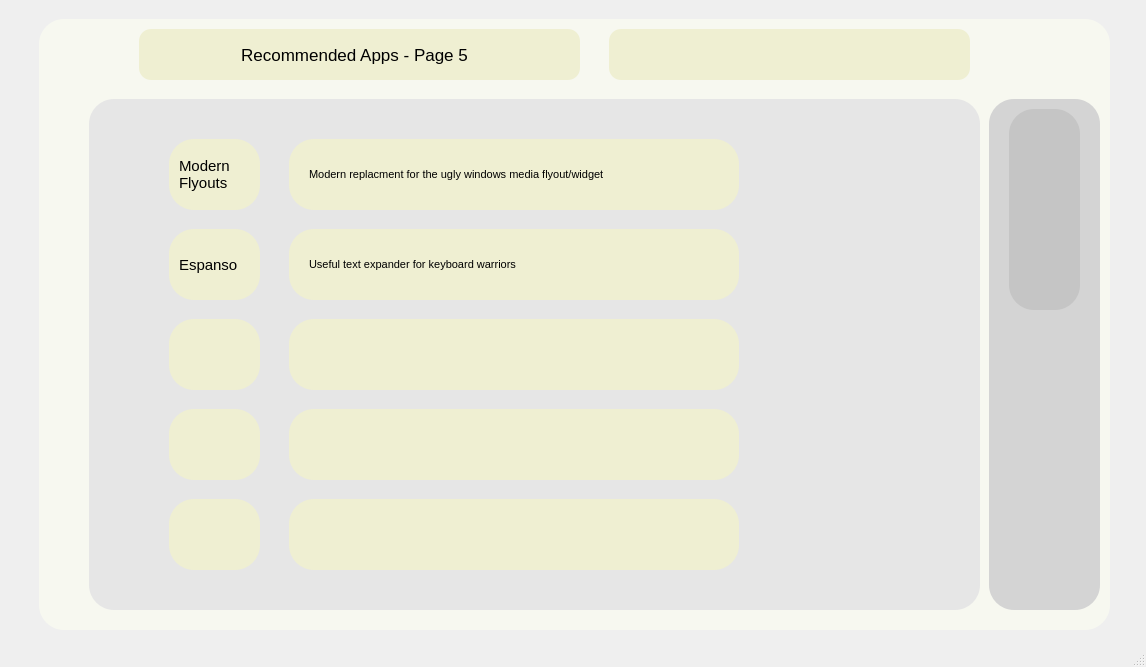
Above: scoopgui.ui from Fluorite-Apps/Fluorite-Store before the change. Below: the same form after it.
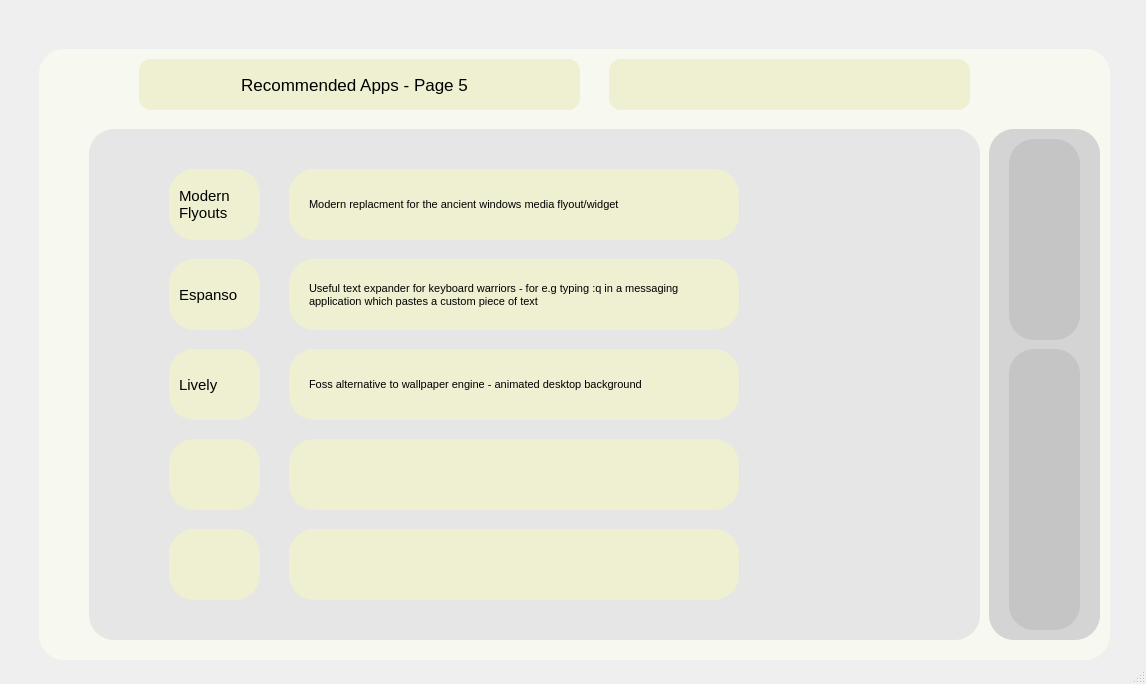
That is the form after the change. The open tabs and pages were chosen to show the change. Icons and pictures are not drawn.

What changed in the file:
```diff
--- a/scoopgui.ui
+++ b/scoopgui.ui
@@ -7,7 +7,7 @@
     <x>0</x>
     <y>0</y>
     <width>1146</width>
-    <height>667</height>
+    <height>684</height>
    </rect>
   </property>
   <property name="windowTitle">
@@ -1042,7 +1042,6 @@
        <font>
         <family>Segoe UI</family>
         <pointsize>11</pointsize>
-        <weight>50</weight>
         <italic>false</italic>
         <bold>false</bold>
        </font>
@@ -1127,7 +1126,7 @@
        </font>
       </property>
       <property name="styleSheet">
-       <string notr="true">background-color: rgb(247, 248, 240);</string>
+       <string notr="true"/>
       </property>
       <property name="text">
        <string>Add Bucket</string>
@@ -1280,7 +1279,7 @@
        </font>
       </property>
       <property name="styleSheet">
-       <string notr="true">background-color: rgb(247, 248, 240);</string>
+       <string notr="true"/>
       </property>
       <property name="text">
        <string>Remove Bucket</string>
@@ -1358,7 +1357,6 @@
        <font>
         <family>Arial Black</family>
         <pointsize>22</pointsize>
-        <weight>75</weight>
         <bold>true</bold>
        </font>
       </property>
@@ -1647,7 +1645,7 @@
        </font>
       </property>
       <property name="styleSheet">
-       <string notr="true">background-color: rgb(221, 232, 230);</string>
+       <string notr="true"/>
       </property>
       <property name="text">
        <string>Update all</string>
@@ -1660,7 +1658,7 @@
       <property name="geometry">
        <rect>
         <x>620</x>
-        <y>270</y>
+        <y>370</y>
         <width>131</width>
         <height>41</height>
        </rect>
@@ -1671,7 +1669,7 @@
        </font>
       </property>
       <property name="styleSheet">
-       <string notr="true">background-color: rgb(221, 232, 230);</string>
+       <string notr="true"/>
       </property>
       <property name="text">
        <string>remove app</string>
@@ -1684,7 +1682,7 @@
       <property name="geometry">
        <rect>
         <x>620</x>
-        <y>370</y>
+        <y>270</y>
         <width>131</width>
         <height>41</height>
        </rect>
@@ -1695,14 +1693,17 @@
        </font>
       </property>
       <property name="styleSheet">
-       <string notr="true">background-color: rgb(221, 232, 230);</string>
+       <string notr="true"/>
       </property>
       <property name="text">
-       <string>Other Button</string>
+       <string>Cleanup old app versions</string>
       </property>
       <property name="alignment">
        <set>Qt::AlignCenter</set>
       </property>
+      <property name="wordWrap">
+       <bool>true</bool>
+      </property>
      </widget>
      <widget class="QFrame" name="update_all_apps_frame">
       <property name="geometry">
@@ -1750,7 +1751,7 @@
       <property name="geometry">
        <rect>
         <x>790</x>
-        <y>260</y>
+        <y>360</y>
         <width>251</width>
         <height>61</height>
        </rect>
@@ -1792,7 +1793,7 @@
       <property name="geometry">
        <rect>
         <x>790</x>
-        <y>360</y>
+        <y>260</y>
         <width>251</width>
         <height>61</height>
        </rect>
@@ -1812,7 +1813,7 @@
       <property name="lineWidth">
        <number>0</number>
       </property>
-      <layout class="QHBoxLayout" name="placeholder_layout">
+      <layout class="QHBoxLayout" name="cleanup_old_app_versions_layout">
        <property name="spacing">
         <number>0</number>
        </property>
@@ -4086,9 +4087,9 @@
      <zorder>label_172</zorder>
      <zorder>title_8</zorder>
      <zorder>label_331</zorder>
-     <zorder>back_button_frame_5</zorder>
      <zorder>label_332</zorder>
      <zorder>recc_next_page_frame_3</zorder>
+     <zorder>back_button_frame_5</zorder>
     </widget>
     <widget class="QWidget" name="recommended_apps_page_3">
      <widget class="QLabel" name="label_114">
@@ -5241,9 +5242,9 @@
      <zorder>label_175</zorder>
      <zorder>status_indicator_frame_3</zorder>
      <zorder>label_335</zorder>
-     <zorder>back_button_frame_6</zorder>
      <zorder>label_336</zorder>
      <zorder>recc_next_page_frame_4</zorder>
+     <zorder>back_button_frame_6</zorder>
     </widget>
     <widget class="QWidget" name="recommended_apps_page_4">
      <widget class="QLabel" name="label_142">
@@ -6399,7 +6400,7 @@
       <property name="geometry">
        <rect>
         <x>770</x>
-        <y>410</y>
+        <y>440</y>
         <width>131</width>
         <height>71</height>
        </rect>
@@ -6456,7 +6457,7 @@
       <property name="geometry">
        <rect>
         <x>300</x>
-        <y>250</y>
+        <y>280</y>
         <width>411</width>
         <height>31</height>
        </rect>
@@ -6470,7 +6471,7 @@
        <string notr="true"/>
       </property>
       <property name="text">
-       <string>Useful text expander for keyboard warriors</string>
+       <string>Useful text expander for keyboard warriors - for e.g typing :q in a messaging application which pastes a custom piece of text</string>
       </property>
       <property name="wordWrap">
        <bool>true</bool>
@@ -6480,7 +6481,7 @@
       <property name="geometry">
        <rect>
         <x>300</x>
-        <y>340</y>
+        <y>370</y>
         <width>411</width>
         <height>31</height>
        </rect>
@@ -6494,7 +6495,7 @@
        <string notr="true"/>
       </property>
       <property name="text">
-       <string/>
+       <string>Foss alternative to wallpaper engine - animated desktop background</string>
       </property>
       <property name="wordWrap">
        <bool>true</bool>
@@ -6504,7 +6505,7 @@
       <property name="geometry">
        <rect>
         <x>80</x>
-        <y>100</y>
+        <y>130</y>
         <width>891</width>
         <height>511</height>
        </rect>
@@ -6525,7 +6526,7 @@
       <property name="geometry">
        <rect>
         <x>610</x>
-        <y>40</y>
+        <y>70</y>
         <width>51</width>
         <height>31</height>
        </rect>
@@ -6546,7 +6547,7 @@
       <property name="geometry">
        <rect>
         <x>170</x>
-        <y>340</y>
+        <y>370</y>
         <width>71</width>
         <height>31</height>
        </rect>
@@ -6560,14 +6561,14 @@
        <string notr="true"/>
       </property>
       <property name="text">
-       <string/>
+       <string>Lively</string>
       </property>
      </widget>
      <widget class="QFrame" name="recc_app_install_frame_22">
       <property name="geometry">
        <rect>
         <x>770</x>
-        <y>500</y>
+        <y>530</y>
         <width>131</width>
         <height>71</height>
        </rect>
@@ -6624,7 +6625,7 @@
       <property name="geometry">
        <rect>
         <x>160</x>
-        <y>320</y>
+        <y>350</y>
         <width>91</width>
         <height>71</height>
        </rect>
@@ -6646,7 +6647,7 @@
       <property name="geometry">
        <rect>
         <x>280</x>
-        <y>140</y>
+        <y>170</y>
         <width>450</width>
         <height>71</height>
        </rect>
@@ -6670,7 +6671,7 @@
       <property name="geometry">
        <rect>
         <x>980</x>
-        <y>100</y>
+        <y>130</y>
         <width>111</width>
         <height>511</height>
        </rect>
@@ -6693,7 +6694,7 @@
       <property name="geometry">
        <rect>
         <x>1000</x>
-        <y>110</y>
+        <y>140</y>
         <width>71</width>
         <height>201</height>
        </rect>
@@ -6715,7 +6716,7 @@
       <property name="geometry">
        <rect>
         <x>290</x>
-        <y>520</y>
+        <y>550</y>
         <width>411</width>
         <height>31</height>
        </rect>
@@ -6739,7 +6740,7 @@
       <property name="geometry">
        <rect>
         <x>170</x>
-        <y>150</y>
+        <y>180</y>
         <width>71</width>
         <height>51</height>
        </rect>
@@ -6763,7 +6764,7 @@
       <property name="geometry">
        <rect>
         <x>30</x>
-        <y>20</y>
+        <y>50</y>
         <width>1071</width>
         <height>611</height>
        </rect>
@@ -6786,7 +6787,7 @@
       <property name="geometry">
        <rect>
         <x>660</x>
-        <y>30</y>
+        <y>60</y>
         <width>281</width>
         <height>51</height>
        </rect>
@@ -6828,7 +6829,7 @@
       <property name="geometry">
        <rect>
         <x>770</x>
-        <y>140</y>
+        <y>170</y>
         <width>131</width>
         <height>71</height>
        </rect>
@@ -6885,7 +6886,7 @@
       <property name="geometry">
        <rect>
         <x>770</x>
-        <y>320</y>
+        <y>350</y>
         <width>131</width>
         <height>71</height>
        </rect>
@@ -6942,7 +6943,7 @@
       <property name="geometry">
        <rect>
         <x>180</x>
-        <y>35</y>
+        <y>65</y>
         <width>331</width>
         <height>41</height>
        </rect>
@@ -6966,7 +6967,7 @@
       <property name="geometry">
        <rect>
         <x>160</x>
-        <y>500</y>
+        <y>530</y>
         <width>91</width>
         <height>71</height>
        </rect>
@@ -6988,7 +6989,7 @@
       <property name="geometry">
        <rect>
         <x>170</x>
-        <y>510</y>
+        <y>540</y>
         <width>71</width>
         <height>51</height>
        </rect>
@@ -7012,7 +7013,7 @@
       <property name="geometry">
        <rect>
         <x>280</x>
-        <y>410</y>
+        <y>440</y>
         <width>450</width>
         <height>71</height>
        </rect>
@@ -7036,7 +7037,7 @@
       <property name="geometry">
        <rect>
         <x>1010</x>
-        <y>120</y>
+        <y>150</y>
         <width>51</width>
         <height>181</height>
        </rect>
@@ -7096,7 +7097,7 @@
       <property name="geometry">
        <rect>
         <x>170</x>
-        <y>240</y>
+        <y>270</y>
         <width>71</width>
         <height>51</height>
        </rect>
@@ -7120,7 +7121,7 @@
       <property name="geometry">
        <rect>
         <x>280</x>
-        <y>500</y>
+        <y>530</y>
         <width>450</width>
         <height>71</height>
        </rect>
@@ -7144,7 +7145,7 @@
       <property name="geometry">
        <rect>
         <x>280</x>
-        <y>320</y>
+        <y>350</y>
         <width>450</width>
         <height>71</height>
        </rect>
@@ -7168,7 +7169,7 @@
       <property name="geometry">
        <rect>
         <x>130</x>
-        <y>30</y>
+        <y>60</y>
         <width>441</width>
         <height>51</height>
        </rect>
@@ -7192,7 +7193,7 @@
       <property name="geometry">
        <rect>
         <x>280</x>
-        <y>230</y>
+        <y>260</y>
         <width>450</width>
         <height>71</height>
        </rect>
@@ -7216,7 +7217,7 @@
       <property name="geometry">
        <rect>
         <x>300</x>
-        <y>160</y>
+        <y>190</y>
         <width>411</width>
         <height>31</height>
        </rect>
@@ -7230,7 +7231,7 @@
        <string notr="true"/>
       </property>
       <property name="text">
-       <string>Modern replacment for the ugly windows media flyout/widget</string>
+       <string>Modern replacment for the ancient windows media flyout/widget</string>
       </property>
       <property name="wordWrap">
        <bool>true</bool>
@@ -7240,7 +7241,7 @@
       <property name="geometry">
        <rect>
         <x>770</x>
-        <y>230</y>
+        <y>260</y>
         <width>131</width>
         <height>71</height>
        </rect>
@@ -7297,7 +7298,7 @@
       <property name="geometry">
        <rect>
         <x>160</x>
-        <y>230</y>
+        <y>260</y>
         <width>91</width>
         <height>71</height>
        </rect>
@@ -7319,7 +7320,7 @@
       <property name="geometry">
        <rect>
         <x>160</x>
-        <y>410</y>
+        <y>440</y>
         <width>91</width>
         <height>71</height>
        </rect>
@@ -7341,7 +7342,7 @@
       <property name="geometry">
        <rect>
         <x>600</x>
-        <y>30</y>
+        <y>60</y>
         <width>361</width>
         <height>51</height>
        </rect>
@@ -7365,7 +7366,7 @@
       <property name="geometry">
        <rect>
         <x>160</x>
-        <y>140</y>
+        <y>170</y>
         <width>91</width>
         <height>71</height>
        </rect>
@@ -7387,7 +7388,7 @@
       <property name="geometry">
        <rect>
         <x>170</x>
-        <y>420</y>
+        <y>450</y>
         <width>71</width>
         <height>51</height>
        </rect>
@@ -7411,7 +7412,7 @@
       <property name="geometry">
        <rect>
         <x>290</x>
-        <y>430</y>
+        <y>460</y>
         <width>411</width>
         <height>31</height>
        </rect>
@@ -7431,6 +7432,87 @@
        <bool>true</bool>
       </property>
      </widget>
+     <widget class="QFrame" name="recc_next_page_frame_6">
+      <property name="geometry">
+       <rect>
+        <x>1010</x>
+        <y>360</y>
+        <width>51</width>
+        <height>261</height>
+       </rect>
+      </property>
+      <property name="cursor">
+       <cursorShape>PointingHandCursor</cursorShape>
+      </property>
+      <property name="styleSheet">
+       <string notr="true">QPushButton{
+	
+	font: 16pt &quot;Montserrat&quot;;
+	background-color: rgb(197, 238, 203);
+	padding: 12px;
+	border-radius: 15px;
+}
+QPushButton:pressed:hover{
+	background-color: rgb(238, 255, 231);
+	padding: 12px;
+	border-radius: 25px;
+}
+
+QPushButton:hover {
+	background-color: rgb(166, 197, 163);
+	padding: 12px;
+	border-radius: 25px;
+}</string>
+      </property>
+      <property name="frameShape">
+       <enum>QFrame::NoFrame</enum>
+      </property>
+      <property name="frameShadow">
+       <enum>QFrame::Raised</enum>
+      </property>
+      <property name="lineWidth">
+       <number>0</number>
+      </property>
+      <layout class="QHBoxLayout" name="recc_next_page_layout_5">
+       <property name="spacing">
+        <number>0</number>
+       </property>
+       <property name="leftMargin">
+        <number>0</number>
+       </property>
+       <property name="topMargin">
+        <number>0</number>
+       </property>
+       <property name="rightMargin">
+        <number>0</number>
+       </property>
+       <property name="bottomMargin">
+        <number>0</number>
+       </property>
+      </layout>
+     </widget>
+     <widget class="QLabel" name="label_340">
+      <property name="geometry">
+       <rect>
+        <x>1000</x>
+        <y>350</y>
+        <width>71</width>
+        <height>281</height>
+       </rect>
+      </property>
+      <property name="styleSheet">
+       <string notr="true">QLabel {
+        	
+	background-color: rgb(197, 197, 197);
+			padding: 12px;
+			border-radius: 25px;
+			border-bottom: 30px shadow;
+        }</string>
+      </property>
+      <property name="text">
+       <string/>
+      </property>
+     </widget>
      <zorder>label_157</zorder>
      <zorder>label_123</zorder>
      <zorder>recc_app_install_frame_21</zorder>
@@ -7466,6 +7548,8 @@
      <zorder>label_89</zorder>
      <zorder>label_187</zorder>
      <zorder>back_button_frame_3</zorder>
+     <zorder>label_340</zorder>
+     <zorder>recc_next_page_frame_6</zorder>
     </widget>
     <widget class="QWidget" name="recommended_apps_page_1">
      <widget class="QLabel" name="label_86">
```
